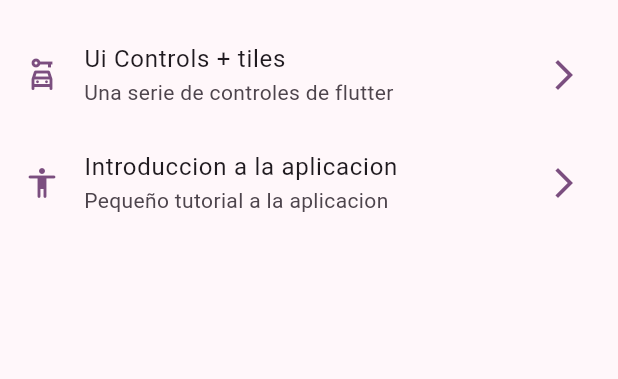
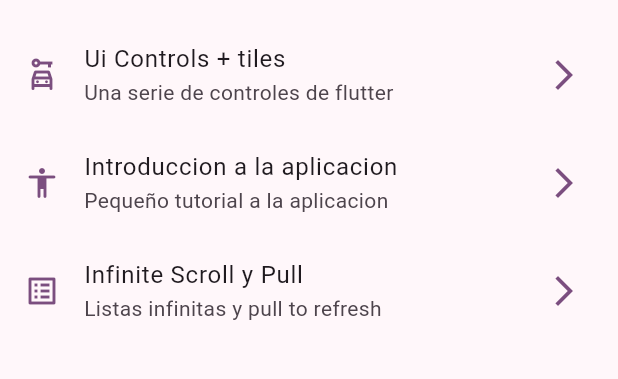
Before and after one commit to Victor-Venegas-Calbillan/widget-app, a Flutter app: the screen it shows after launch, on a phone screen of 412 x 824 dp, the part 603-982 px from its top. Run offline on Flutter 3.47's test engine with Material 2 defaults, Android fonts, the phone set to English and light mode, and no system bars; our stand-ins replace animate_do, go_router.

Commit message:
preparando infinite scroll

```diff
--- a/lib/config/menu/menu_items.dart
+++ b/lib/config/menu/menu_items.dart
@@ -57,4 +57,10 @@ const appMenuitems = <MenuItem>[
     link: '/tutorial',
     icon: Icons.accessibility_rounded,
   ),
+  MenuItem(
+    title: 'Infinite Scroll y Pull',
+    subTitle: 'Listas infinitas y pull to refresh',
+    link: '/infinite',
+    icon: Icons.list_alt_outlined,
+  ),
 ];
--- a/lib/config/router/app_router.dart
+++ b/lib/config/router/app_router.dart
@@ -42,5 +42,10 @@ final appRouter = GoRouter(
       name: AppTutorialScreen.name,
       builder: (context, state) => const AppTutorialScreen(),
     ),
+    GoRoute(
+      path: '/infinite',
+      name: InfiniteScrollScreen.name,
+      builder: (context, state) => const InfiniteScrollScreen(),
+    ),
   ],
 );
```
Also changed, not shown: lib/presentation/screens/infinite_scroll/infinity_scroll_screen.dart (+34 -2 lines).
